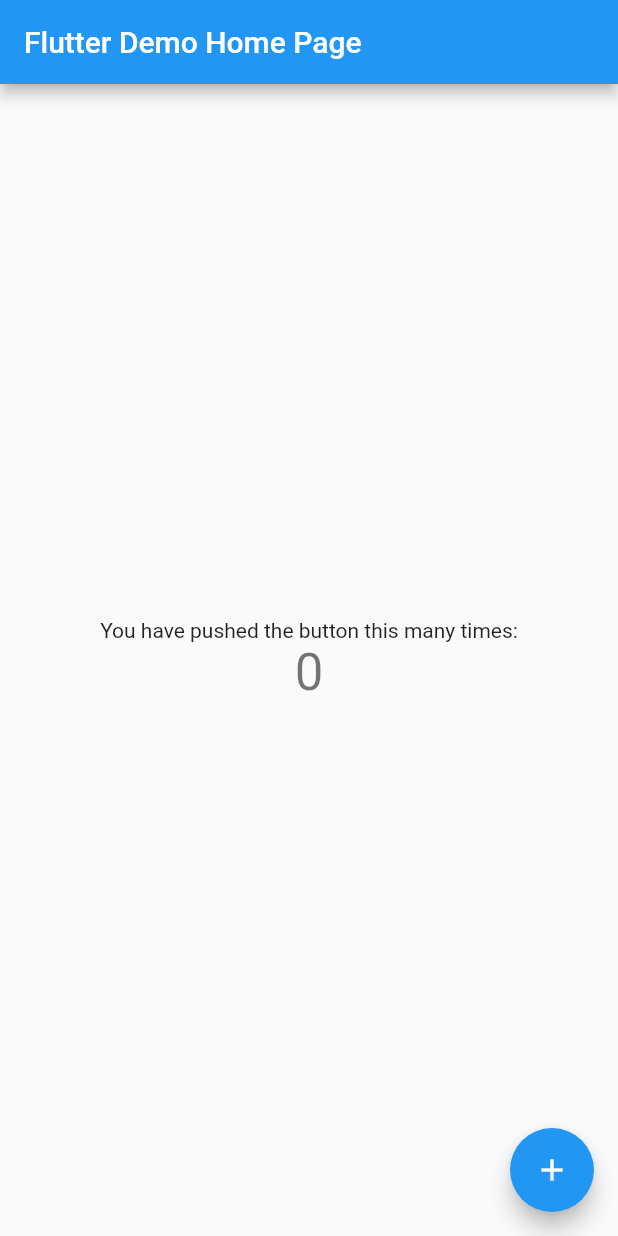
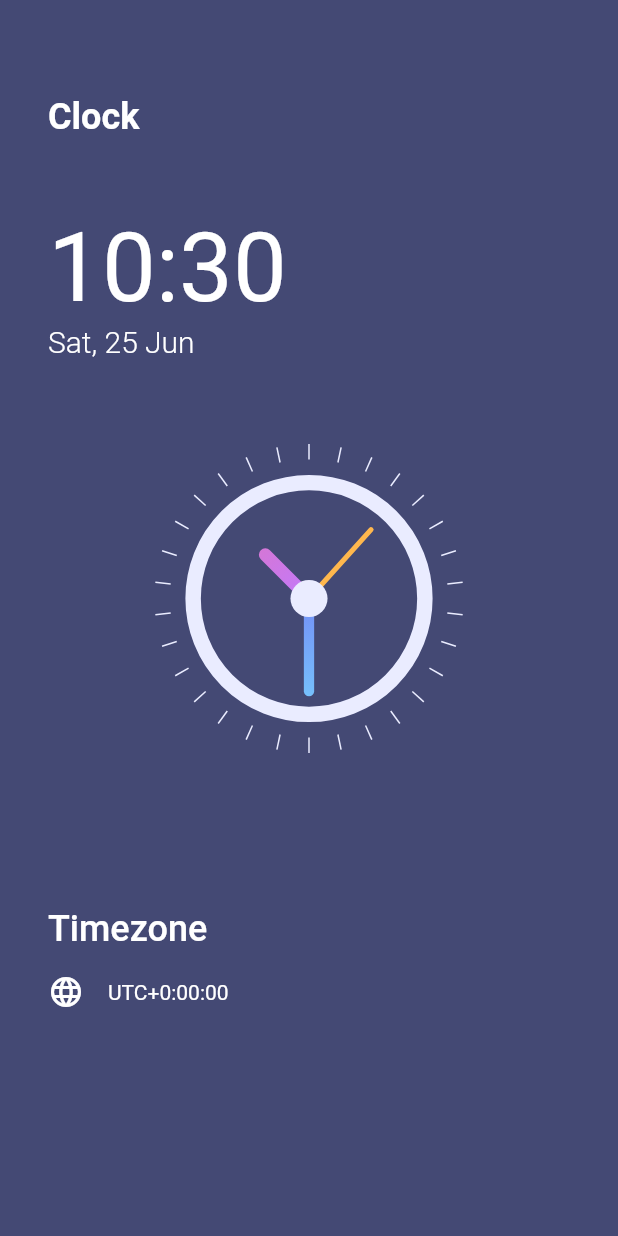
Before and after one commit to GonzaloAldana/Alarm-App-Flutter, a Flutter app: the screen it shows after launch, on a phone screen of 412 x 824 dp. Run offline on Flutter 3.47's test engine with Material 2 defaults, Android fonts, the phone set to English and light mode, and no system bars; Roboto replaces fonts that are missing (avenir).

Commit message:
Clock page

```diff
--- /dev/null
+++ b/analysis_options.yaml
@@ -0,0 +1 @@
+include: package:flutter_lints/flutter.yaml
--- /dev/null
+++ b/lib/constants/theme_data.dart
@@ -0,0 +1,40 @@
+import 'package:flutter/material.dart';
+
+class CustomColors {
+  static Color primaryTextColor = Colors.white;
+  static Color dividerColor = Colors.white54;
+  static Color pageBackgroundColor = const Color(0xFF2D2F41);
+  static Color menuBackgroundColor = const Color(0xFF242634);
+
+  static Color clockBG = const Color(0xFF444974);
+  static Color clockOutline = const Color(0xFFEAECFF);
+  static Color secHandColor = Colors.orange.shade300;
+  static Color minHandStatColor = const Color(0xFF748EF6);
+  static Color minHandEndColor = const Color(0xFF77DDFF);
+  static Color hourHandStatColor = const Color(0xFFC279FB);
+  static Color hourHandEndColor = const Color(0xFFEA74AB);
+}
+
+class GradientColors {
+  final List<Color> colors;
+  GradientColors(this.colors);
+
+  static List<Color> sky = [const Color(0xFF6448FE), const Color(0xFF5FC6FF)];
+  static List<Color> sunset = [
+    const Color(0xFFFE6197),
+    const Color(0xFFFFB463)
+  ];
+  static List<Color> sea = [const Color(0xFF61A3FE), const Color(0xFF63FFD5)];
+  static List<Color> mango = [const Color(0xFFFFA738), const Color(0xFFFFE130)];
+  static List<Color> fire = [const Color(0xFFFF5DCD), const Color(0xFFFF8484)];
+}
+
+class GradientTemplate {
+  static List<GradientColors> gradientTemplate = [
+    GradientColors(GradientColors.sky),
+    GradientColors(GradientColors.sunset),
+    GradientColors(GradientColors.sea),
+    GradientColors(GradientColors.mango),
+    GradientColors(GradientColors.fire),
+  ];
+}
--- a/lib/main.dart
+++ b/lib/main.dart
@@ -1,113 +1,34 @@
+import 'package:alarm_app/constants/theme_data.dart';
+import 'package:alarm_app/views/clock_page.dart';
 import 'package:flutter/material.dart';
 
 void main() {
-  runApp(MyApp());
+  runApp(const MyApp());
 }
 
 class MyApp extends StatelessWidget {
+  const MyApp({Key? key}) : super(key: key);
   // This widget is the root of your application.
   @override
   Widget build(BuildContext context) {
     return MaterialApp(
       title: 'Flutter Demo',
       theme: ThemeData(
-        // This is the theme of your application.
-        //
-        // Try running your application with "flutter run". You'll see the
-        // application has a blue toolbar. Then, without quitting the app, try
-        // changing the primarySwatch below to Colors.green and then invoke
-        // "hot reload" (press "r" in the console where you ran "flutter run",
-        // or simply save your changes to "hot reload" in a Flutter IDE).
-        // Notice that the counter didn't reset back to zero; the application
-        // is not restarted.
         primarySwatch: Colors.blue,
       ),
-      home: MyHomePage(title: 'Flutter Demo Home Page'),
+      home: const MyHomePage(),
     );
   }
 }
 
-class MyHomePage extends StatefulWidget {
-  MyHomePage({Key? key, required this.title}) : super(key: key);
-
-  // This widget is the home page of your application. It is stateful, meaning
-  // that it has a State object (defined below) that contains fields that affect
-  // how it looks.
-
-  // This class is the configuration for the state. It holds the values (in this
-  // case the title) provided by the parent (in this case the App widget) and
-  // used by the build method of the State. Fields in a Widget subclass are
-  // always marked "final".
-
-  final String title;
-
-  @override
-  _MyHomePageState createState() => _MyHomePageState();
-}
-
-class _MyHomePageState extends State<MyHomePage> {
-  int _counter = 0;
-
-  void _incrementCounter() {
-    setState(() {
-      // This call to setState tells the Flutter framework that something has
-      // changed in this State, which causes it to rerun the build method below
-      // so that the display can reflect the updated values. If we changed
-      // _counter without calling setState(), then the build method would not be
-      // called again, and so nothing would appear to happen.
-      _counter++;
-    });
-  }
+class MyHomePage extends StatelessWidget {
+  const MyHomePage({Key? key}) : super(key: key);
 
   @override
   Widget build(BuildContext context) {
-    // This method is rerun every time setState is called, for instance as done
-    // by the _incrementCounter method above.
-    //
-    // The Flutter framework has been optimized to make rerunning build methods
-    // fast, so that you can just rebuild anything that needs updating rather
-    // than having to individually change instances of widgets.
     return Scaffold(
-      appBar: AppBar(
-        // Here we take the value from the MyHomePage object that was created by
-        // the App.build method, and use it to set our appbar title.
-        title: Text(widget.title),
-      ),
-      body: Center(
-        // Center is a layout widget. It takes a single child and positions it
-        // in the middle of the parent.
-        child: Column(
-          // Column is also a layout widget. It takes a list of children and
-          // arranges them vertically. By default, it sizes itself to fit its
-          // children horizontally, and tries to be as tall as its parent.
-          //
-          // Invoke "debug painting" (press "p" in the console, choose the
-          // "Toggle Debug Paint" action from the Flutter Inspector in Android
-          // Studio, or the "Toggle Debug Paint" command in Visual Studio Code)
-          // to see the wireframe for each widget.
-          //
-          // Column has various properties to control how it sizes itself and
-          // how it positions its children. Here we use mainAxisAlignment to
-          // center the children vertically; the main axis here is the vertical
-          // axis because Columns are vertical (the cross axis would be
-          // horizontal).
-          mainAxisAlignment: MainAxisAlignment.center,
-          children: <Widget>[
-            Text(
-              'You have pushed the button this many times:',
-            ),
-            Text(
-              '$_counter',
-              style: Theme.of(context).textTheme.headline4,
-            ),
-          ],
-        ),
-      ),
-      floatingActionButton: FloatingActionButton(
-        onPressed: _incrementCounter,
-        tooltip: 'Increment',
-        child: Icon(Icons.add),
-      ), // This trailing comma makes auto-formatting nicer for build methods.
+      backgroundColor: CustomColors.clockBG,
+      body: const ClockPage(),
     );
   }
 }
--- /dev/null
+++ b/lib/views/clock_page.dart
@@ -0,0 +1,154 @@
+import 'dart:async';
+
+import 'package:alarm_app/constants/theme_data.dart';
+import 'package:alarm_app/views/clock_view.dart';
+import 'package:flutter/material.dart';
+import 'package:intl/intl.dart';
+
+class ClockPage extends StatefulWidget {
+  const ClockPage({Key? key}) : super(key: key);
+
+  @override
+  _ClockPageState createState() => _ClockPageState();
+}
+
+class _ClockPageState extends State<ClockPage> {
+  @override
+  Widget build(BuildContext context) {
+    var now = DateTime.now();
+
+    var formattedDate = DateFormat('EEE, d MMM').format(now);
+    var timezoneString = now.timeZoneOffset.toString().split('.').first;
+    var offsetSign = '';
+    if (!timezoneString.startsWith('-')) offsetSign = '+';
+
+    return Container(
+      padding: const EdgeInsets.symmetric(horizontal: 32, vertical: 64),
+      child: Column(
+        crossAxisAlignment: CrossAxisAlignment.start,
+        children: <Widget>[
+          Flexible(
+            flex: 1,
+            fit: FlexFit.tight,
+            child: Text(
+              'Clock',
+              style: TextStyle(
+                  fontFamily: 'avenir',
+                  fontWeight: FontWeight.w700,
+                  color: CustomColors.primaryTextColor,
+                  fontSize: 24),
+            ),
+          ),
+          Flexible(
+            flex: 2,
+            child: Column(
+              crossAxisAlignment: CrossAxisAlignment.start,
+              children: <Widget>[
+                const DigitalClockWidget(),
+                Text(
+                  formattedDate,
+                  style: TextStyle(
+                      fontFamily: 'avenir',
+                      fontWeight: FontWeight.w300,
+                      color: CustomColors.primaryTextColor,
+                      fontSize: 20),
+                ),
+              ],
+            ),
+          ),
+          Flexible(
+            flex: 4,
+            fit: FlexFit.tight,
+            child: Align(
+              alignment: Alignment.center,
+              child: ClockView(
+                size: MediaQuery.of(context).size.height / 4,
+              ),
+            ),
+          ),
+          Flexible(
+            flex: 2,
+            fit: FlexFit.tight,
+            child: Column(
+              crossAxisAlignment: CrossAxisAlignment.start,
+              children: <Widget>[
+                Text(
+                  'Timezone',
+                  style: TextStyle(
+                      fontFamily: 'avenir',
+                      fontWeight: FontWeight.w500,
+                      color: CustomColors.primaryTextColor,
+                      fontSize: 24),
+                ),
+                const SizedBox(height: 16),
+                Row(
+                  children: <Widget>[
+                    Icon(
+                      Icons.language,
+                      color: CustomColors.primaryTextColor,
+                    ),
+                    const SizedBox(width: 16),
+                    Text(
+                      'UTC' + offsetSign + timezoneString,
+                      style: TextStyle(
+                          fontFamily: 'avenir',
+                          color: CustomColors.primaryTextColor,
+                          fontSize: 14),
+                    ),
+                  ],
+                ),
+              ],
+            ),
+          ),
+        ],
+      ),
+    );
+  }
+}
+
+class DigitalClockWidget extends StatefulWidget {
+  const DigitalClockWidget({
+    Key? key,
+  }) : super(key: key);
+  @override
+  State<StatefulWidget> createState() {
+    return DigitalClockWidgetState();
+  }
+}
+
+class DigitalClockWidgetState extends State<DigitalClockWidget> {
+  var formattedTime = DateFormat('HH:mm').format(DateTime.now());
+  late Timer timer;
+
+  @override
+  void initState() {
+    super.initState();
+    timer = Timer.periodic(const Duration(seconds: 1), (timer) {
+      var perviousMinute =
+          DateTime.now().add(const Duration(seconds: -1)).minute;
+      var currentMinute = DateTime.now().minute;
+      if (perviousMinute != currentMinute) {
+        setState(() {
+          formattedTime = DateFormat('HH:mm').format(DateTime.now());
+        });
+      }
+    });
+  }
+
+  @override
+  void dispose() {
+    timer.cancel();
+    super.dispose();
+  }
+
+  @override
+  Widget build(BuildContext context) {
+    return Text(
+      formattedTime,
+      style: TextStyle(
+          fontFamily: 'avenir',
+          color: CustomColors.primaryTextColor,
+          fontSize: 64),
+    );
+  }
+}
--- /dev/null
+++ b/lib/views/clock_view.dart
@@ -0,0 +1,139 @@
+import 'dart:async';
+import 'dart:math';
+
+import 'package:alarm_app/constants/theme_data.dart';
+import 'package:flutter/material.dart';
+
+class ClockView extends StatefulWidget {
+  final double size;
+
+  const ClockView({Key? key, required this.size}) : super(key: key);
+
+  @override
+  _ClockViewState createState() => _ClockViewState();
+}
+
+class _ClockViewState extends State<ClockView> {
+  late Timer timer;
+
+  @override
+  void initState() {
+    super.initState();
+    timer =
+        Timer.periodic(const Duration(seconds: 1), (timer) => setState(() {}));
+  }
+
+  @override
+  void dispose() {
+    timer.cancel();
+    super.dispose();
+  }
+
+  @override
+  Widget build(BuildContext context) {
+    return Align(
+      alignment: Alignment.topCenter,
+      child: SizedBox(
+        width: widget.size,
+        height: widget.size,
+        child: Transform.rotate(
+          angle: -pi / 2,
+          child: CustomPaint(
+            painter: ClockPainter(),
+          ),
+        ),
+      ),
+    );
+  }
+}
+
+class ClockPainter extends CustomPainter {
+  var dateTime = DateTime.now();
+
+  //60sec - 360, 1 sec - 6degrees
+  //60min - 360, 1 min - 6degrees
+  //12hours - 360, 1 hour - 30degrees, 60min - 30degrees, 1 min - 0.5degrees
+
+  @override
+  void paint(Canvas canvas, Size size) {
+    var centerX = size.width / 2;
+    var centerY = size.height / 2;
+    var center = Offset(centerX, centerY);
+    var radius = min(centerX, centerY);
+
+    var fillBrush = Paint()..color = CustomColors.clockBG;
+    var outlineBrush = Paint()
+      ..color = CustomColors.clockOutline
+      ..style = PaintingStyle.stroke
+      ..strokeWidth = size.width / 20;
+    var centerDotBrush = Paint()..color = CustomColors.clockOutline;
+
+    var secHandBrush = Paint()
+      ..color = CustomColors.secHandColor
+      ..style = PaintingStyle.stroke
+      ..strokeCap = StrokeCap.round
+      ..strokeWidth = size.width / 60;
+
+    var minHandBrush = Paint()
+      ..shader = RadialGradient(colors: [
+        CustomColors.minHandStatColor,
+        CustomColors.minHandEndColor
+      ]).createShader(Rect.fromCircle(center: center, radius: radius))
+      ..style = PaintingStyle.stroke
+      ..strokeCap = StrokeCap.round
+      ..strokeWidth = size.width / 30;
+
+    var hourHandBrush = Paint()
+      ..shader = RadialGradient(colors: [
+        CustomColors.hourHandStatColor,
+        CustomColors.hourHandEndColor
+      ]).createShader(Rect.fromCircle(center: center, radius: radius))
+      ..style = PaintingStyle.stroke
+      ..strokeCap = StrokeCap.round
+      ..strokeWidth = size.width / 24;
+
+    var dashBrush = Paint()
+      ..color = CustomColors.clockOutline
+      ..style = PaintingStyle.stroke
+      ..strokeWidth = 1;
+
+    canvas.drawCircle(center, radius * 0.75, fillBrush);
+    canvas.drawCircle(center, radius * 0.75, outlineBrush);
+
+    var hourHandX = centerX +
+        radius *
+            0.4 *
+            cos((dateTime.hour * 30 + dateTime.minute * 0.5) * pi / 180);
+    var hourHandY = centerY +
+        radius *
+            0.4 *
+            sin((dateTime.hour * 30 + dateTime.minute * 0.5) * pi / 180);
+    canvas.drawLine(center, Offset(hourHandX, hourHandY), hourHandBrush);
+
+    var minHandX = centerX + radius * 0.6 * cos(dateTime.minute * 6 * pi / 180);
+    var minHandY = centerY + radius * 0.6 * sin(dateTime.minute * 6 * pi / 180);
+    canvas.drawLine(center, Offset(minHandX, minHandY), minHandBrush);
+
+    var secHandX = centerX + radius * 0.6 * cos(dateTime.second * 6 * pi / 180);
+    var secHandY = centerY + radius * 0.6 * sin(dateTime.second * 6 * pi / 180);
+    canvas.drawLine(center, Offset(secHandX, secHandY), secHandBrush);
+
+    canvas.drawCircle(center, radius * 0.12, centerDotBrush);
+
+    var outerRadius = radius;
+    var innerRadius = radius * 0.9;
+    for (var i = 0; i < 360; i += 12) {
+      var x1 = centerX + outerRadius * cos(i * pi / 180);
+      var y1 = centerY + outerRadius * sin(i * pi / 180);
+
+      var x2 = centerX + innerRadius * cos(i * pi / 180);
+      var y2 = centerY + innerRadius * sin(i * pi / 180);
+      canvas.drawLine(Offset(x1, y1), Offset(x2, y2), dashBrush);
+    }
+  }
+
+  @override
+  bool shouldRepaint(CustomPainter oldDelegate) {
+    return true;
+  }
+}
--- a/pubspec.yaml
+++ b/pubspec.yaml
@@ -23,6 +23,7 @@ environment:
 dependencies:
   flutter:
     sdk: flutter
+  intl: ^0.17.0
 
 
   # The following adds the Cupertino Icons font to your application.
@@ -30,6 +31,7 @@ dependencies:
   cupertino_icons: ^1.0.2
 
 dev_dependencies:
+  flutter_lints: ^1.0.4
   flutter_test:
     sdk: flutter
 
```
Also changed, not shown: pubspec.lock, 1 other file.
